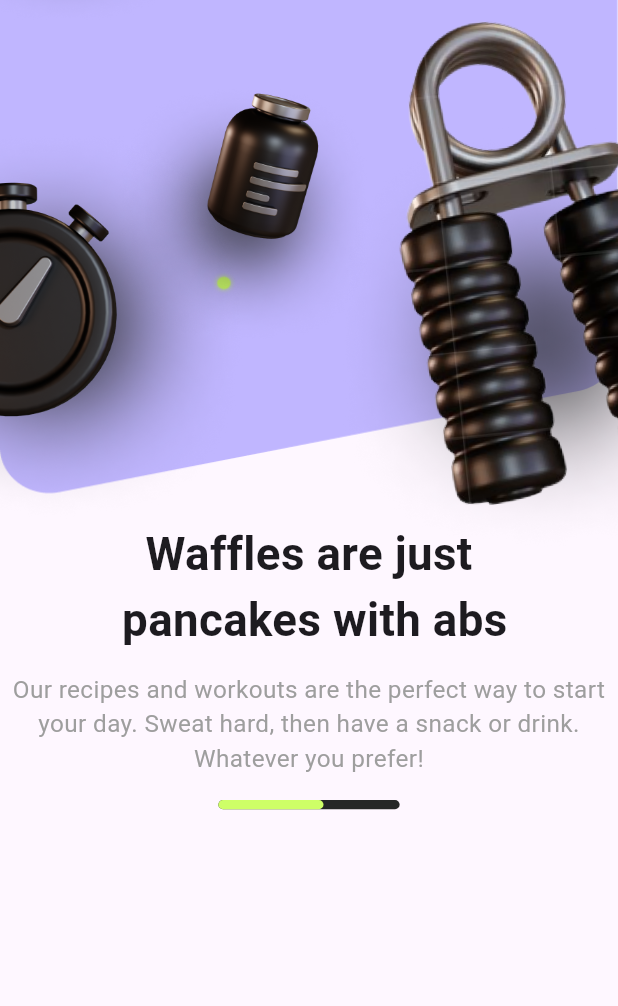
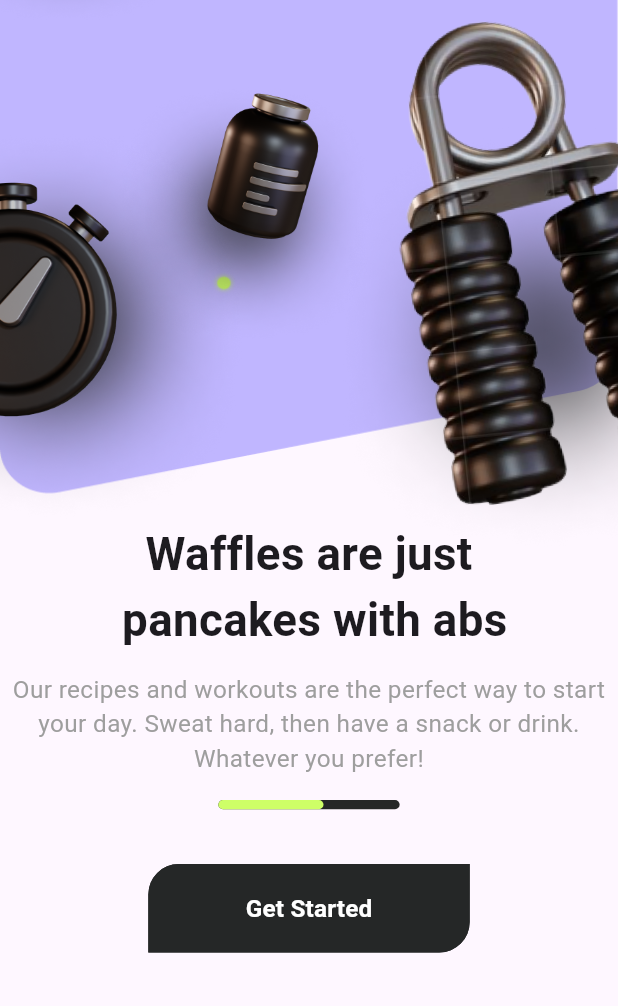
Before and after one commit to mostafaramadanhamed/fit_sphare, a Flutter app: the screen it shows after launch, on a phone screen of 412 x 824 dp, the part 230-1236 px from its top. Run offline on Flutter 3.47's test engine with Material 3 defaults, Android fonts, the phone set to English and light mode, and no system bars; our stand-ins replace flutter_screenutil.

Commit message:
- Added text button

```diff
--- /dev/null
+++ b/lib/core/widgets/app_text_button.dart
@@ -0,0 +1,76 @@
+import 'package:fit_sphere/core/helper/font_weight_helper.dart';
+import 'package:flutter/material.dart';
+import 'package:flutter_screenutil/flutter_screenutil.dart';
+
+import '../theme/colors.dart';
+
+class AppTextButton extends StatelessWidget {
+  final double? borderRadius;
+  final Color? backgroundColor;
+  final Color? borderColor;
+  final Color? textColor;
+  final double? horizontalPadding;
+  final double? verticalPadding;
+  final double? buttonWidth;
+  final double? buttonHeight;
+  final String buttonText;
+  final TextStyle? textStyle;
+  final VoidCallback onPressed;
+  const AppTextButton({
+    super.key,
+    this.borderRadius,
+    this.backgroundColor,
+    this.horizontalPadding,
+    this.verticalPadding,
+    this.buttonHeight,
+    this.buttonWidth,
+    required this.buttonText,
+    this.textStyle,
+    required this.onPressed,
+    this.borderColor,
+    this.textColor,
+  });
+
+  @override
+  Widget build(BuildContext context) {
+    return TextButton(
+      style: ButtonStyle(
+        shape: WidgetStateProperty.all<RoundedRectangleBorder>(
+          RoundedRectangleBorder(
+            borderRadius: BorderRadius.only(
+              topLeft: Radius.circular(borderRadius ?? 20.r),
+              topRight: Radius.circular(borderRadius ?? 0),
+              bottomLeft: Radius.circular(borderRadius ?? 0),
+              bottomRight: Radius.circular(borderRadius ?? 20.r),
+            ),
+            side:
+                BorderSide(color: borderColor ?? ColorsManager.lightBlack, width: 2),
+          ),
+        ),
+        backgroundColor: WidgetStatePropertyAll(
+          backgroundColor ?? ColorsManager.lightBlack,
+        ),
+
+        padding: WidgetStateProperty.all<EdgeInsets>(
+          EdgeInsets.symmetric(
+            horizontal: horizontalPadding?.w ?? 12.w,
+            vertical: verticalPadding?.h ?? 14.h,
+          ),
+        ),
+        fixedSize: WidgetStateProperty.all(
+          Size(buttonWidth?.w ?? double.maxFinite, buttonHeight ?? 71.h),
+        ),
+      ),
+      onPressed: onPressed,
+      child: Text(
+        buttonText,
+        style: textStyle ??
+            TextStyle(
+              fontSize: 16.sp,
+              fontWeight: FontWeightHelper.bold,
+              color: textColor ?? Colors.white,
+            ),
+      ),
+    );
+  }
+}
--- a/lib/features/onboarding/ui/on_boarding_screen.dart
+++ b/lib/features/onboarding/ui/on_boarding_screen.dart
@@ -1,5 +1,6 @@
 import 'package:fit_sphere/core/helper/spacing_extension.dart';
 import 'package:fit_sphere/core/theme/colors.dart';
+import 'package:fit_sphere/core/widgets/app_text_button.dart';
 import 'package:flutter/material.dart';
 import 'package:flutter_screenutil/flutter_screenutil.dart';
 
@@ -130,6 +131,7 @@ class _OnBoardingScreenState extends State<OnBoardingScreen>
                 ),
               ),
               36.ph,
+              AppTextButton(buttonText: 'Get Started', onPressed: (){},buttonWidth: 195,buttonHeight: 59,),
 
         ],
       ),
```
